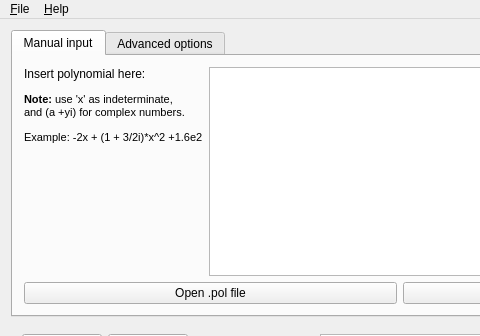
The window that src/xmpsolve/mainwindow.ui (robol/MPSolve) describes before a commit, drawn with Qt 5; both pictures show x 0 to 480 and y 0 to 336 of the 800 by 643 pixel window.
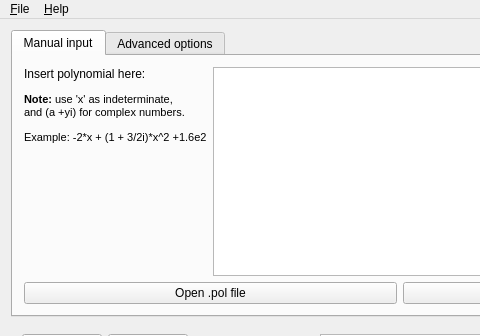
The same window after the commit. Icons and pictures are not drawn. Custom widgets are drawn as their Qt base class.

Commit message: Also add asterisk for multiplication in GUI example.

The edit to the form file:
```diff
--- a/src/xmpsolve/mainwindow.ui
+++ b/src/xmpsolve/mainwindow.ui
@@ -49,7 +49,7 @@
              </sizepolicy>
             </property>
             <property name="text">
-             <string>&lt;html&gt;&lt;head/&gt;&lt;body&gt;&lt;p&gt;Insert polynomial here:&lt;/p&gt;&lt;p&gt;&lt;span style=&quot; font-size:8pt; font-weight:600;&quot;&gt;Note:&lt;/span&gt;&lt;span style=&quot; font-size:8pt;&quot;&gt; use 'x' as indeterminate, &lt;br/&gt;and (a +yi) for complex numbers.&lt;/span&gt;&lt;/p&gt;&lt;p&gt;&lt;span style=&quot; font-size:8pt;&quot;&gt;Example: -2x + (1 + 3/2i)*x^2 +1.6e2&lt;/span&gt;&lt;/p&gt;&lt;/body&gt;&lt;/html&gt;</string>
+             <string>&lt;html&gt;&lt;head/&gt;&lt;body&gt;&lt;p&gt;Insert polynomial here:&lt;/p&gt;&lt;p&gt;&lt;span style=&quot; font-size:8pt; font-weight:600;&quot;&gt;Note:&lt;/span&gt;&lt;span style=&quot; font-size:8pt;&quot;&gt; use 'x' as indeterminate, &lt;br/&gt;and (a +yi) for complex numbers.&lt;/span&gt;&lt;/p&gt;&lt;p&gt;&lt;span style=&quot; font-size:8pt;&quot;&gt;Example: -2*x + (1 + 3/2i)*x^2 +1.6e2&lt;/span&gt;&lt;/p&gt;&lt;/body&gt;&lt;/html&gt;</string>
             </property>
             <property name="alignment">
              <set>Qt::AlignLeading|Qt::AlignLeft|Qt::AlignTop</set>
```
